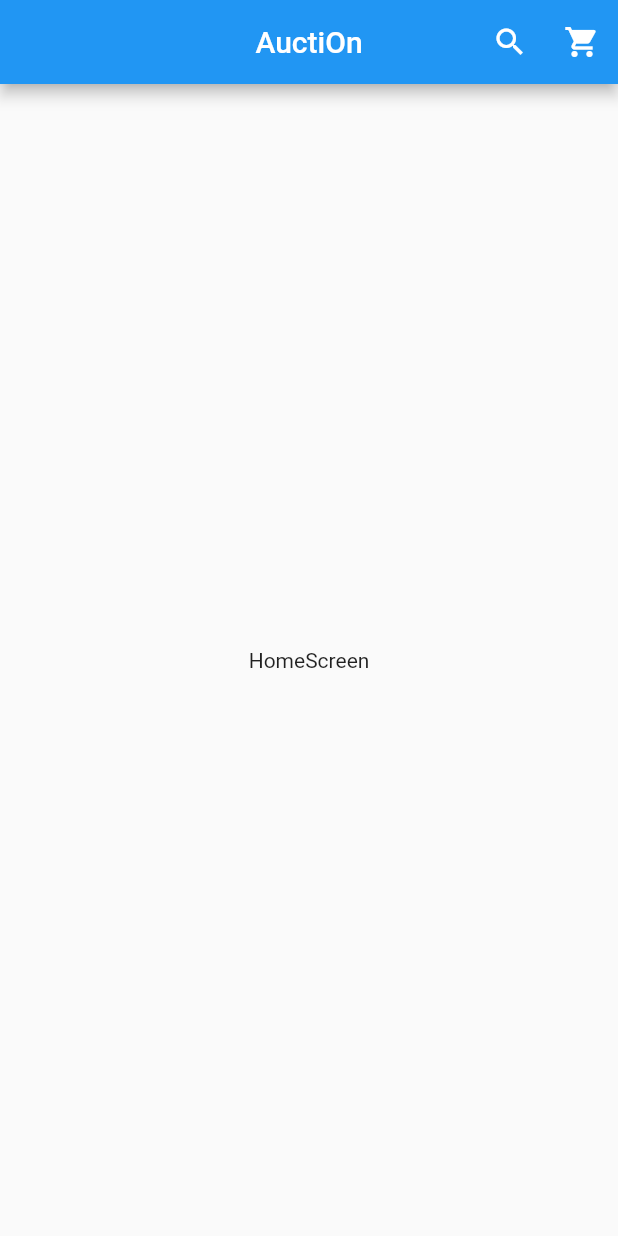
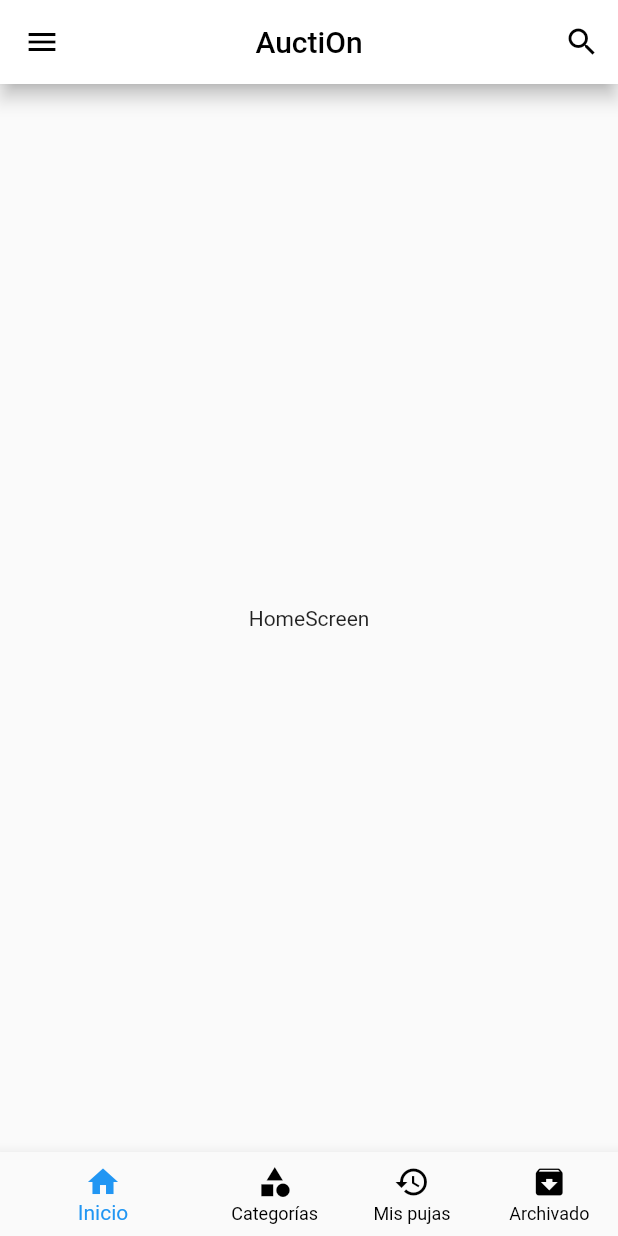
Before and after one commit to josuejx/tfg_auction, a Flutter app: the screen it shows after launch, on a phone screen of 412 x 824 dp. Run offline on Flutter 3.47's test engine with Material 2 defaults, Android fonts, the light colour scheme and no system bars; drawn by our look-alikes of flutter_advanced_drawer.

Commit message:
Pantalla principal

```diff
--- /dev/null
+++ b/lib/global.dart
@@ -0,0 +1,5 @@
+import 'package:flutter_advanced_drawer/flutter_advanced_drawer.dart';
+
+class Globals {
+  static final advancedDrawerController = AdvancedDrawerController();
+}
--- a/lib/main.dart
+++ b/lib/main.dart
@@ -16,6 +16,13 @@ class MyApp extends StatelessWidget {
       debugShowCheckedModeBanner: false,
       theme: ThemeData(
         primarySwatch: Colors.blue,
+        visualDensity: VisualDensity.adaptivePlatformDensity,
+        appBarTheme: const AppBarTheme(
+          color: Colors.white,
+          elevation: 5,
+          iconTheme: IconThemeData(color: Colors.black),
+          foregroundColor: Colors.black,
+        ),
       ),
       home: HomeScreen(),
     );
--- a/lib/screens/home_screen.dart
+++ b/lib/screens/home_screen.dart
@@ -1,15 +1,20 @@
 import 'package:flutter/material.dart';
-import 'package:tfg_auction/widgets/auction_appbar.dart';
+import 'package:tfg_auction/widgets/layout/auction_appbar.dart';
+import 'package:tfg_auction/widgets/layout/auction_drawer.dart';
+import 'package:tfg_auction/widgets/layout/bottom_bar.dart';
 
 class HomeScreen extends StatelessWidget {
   const HomeScreen({Key? key}) : super(key: key);
 
   @override
   Widget build(BuildContext context) {
-    return const Scaffold(
-      appBar: AuctiOnAppBar(),
-      body: Center(
-        child: Text('HomeScreen'),
+    return AuctiOnDrawer(
+      child: Scaffold(
+        appBar: const AuctiOnAppBar(),
+        bottomNavigationBar: AuctiOnBottomBar(),
+        body: const Center(
+          child: Text('HomeScreen'),
+        ),
       ),
     );
   }
--- a/lib/widgets/auction_appbar.dart
+++ b/lib/widgets/layout/auction_appbar.dart
@@ -1,4 +1,6 @@
 import 'package:flutter/material.dart';
+import 'package:tfg_auction/global.dart';
+import 'package:tfg_auction/widgets/layout/my_search_delegate.dart';
 
 class AuctiOnAppBar extends StatelessWidget implements PreferredSizeWidget {
   const AuctiOnAppBar({Key? key}) : super(key: key);
@@ -8,14 +10,18 @@ class AuctiOnAppBar extends StatelessWidget implements PreferredSizeWidget {
     return AppBar(
       title: const Text('AuctiOn'),
       centerTitle: true,
+      leading: IconButton(
+        onPressed: () {
+          Globals.advancedDrawerController.showDrawer();
+        },
+        icon: const Icon(Icons.menu),
+      ),
       actions: [
         IconButton(
-          onPressed: () {},
+          onPressed: () {
+            showSearch(context: context, delegate: MySearchDelegate());
+          },
           icon: const Icon(Icons.search),
-        ),
-        IconButton(
-          onPressed: () {},
-          icon: const Icon(Icons.shopping_cart),
         ),
       ],
     );
--- /dev/null
+++ b/lib/widgets/layout/auction_drawer.dart
@@ -0,0 +1,104 @@
+import 'package:flutter/material.dart';
+import 'package:flutter_advanced_drawer/flutter_advanced_drawer.dart';
+import 'package:tfg_auction/global.dart';
+
+class AuctiOnDrawer extends StatelessWidget {
+  final Widget child;
+
+  const AuctiOnDrawer({
+    Key? key,
+    required this.child,
+  }) : super(key: key);
+
+  @override
+  Widget build(BuildContext context) {
+    return AdvancedDrawer(
+      backdropColor: Colors.blue,
+      controller: Globals.advancedDrawerController,
+      animationCurve: Curves.easeInOut,
+      animationDuration: const Duration(milliseconds: 300),
+      animateChildDecoration: true,
+      rtlOpening: false,
+      // openScale: 1.0,
+      disabledGestures: false,
+      childDecoration: const BoxDecoration(
+        // NOTICE: Uncomment if you want to add shadow behind the page.
+        // Keep in mind that it may cause animation jerks.
+        boxShadow: <BoxShadow>[
+          BoxShadow(
+            color: Colors.black12,
+            blurRadius: 0.0,
+          ),
+        ],
+        borderRadius: BorderRadius.all(Radius.circular(16)),
+      ),
+      drawer: SafeArea(
+        child: Container(
+          child: ListTileTheme(
+            textColor: Colors.white,
+            iconColor: Colors.white,
+            child: Column(
+              mainAxisSize: MainAxisSize.max,
+              children: [
+                Container(
+                  width: 128.0,
+                  height: 128.0,
+                  margin: const EdgeInsets.only(
+                    top: 24.0,
+                    bottom: 64.0,
+                  ),
+                  clipBehavior: Clip.antiAlias,
+                  decoration: const BoxDecoration(
+                    color: Colors.black26,
+                    shape: BoxShape.circle,
+                  ),
+                  child: Image.network(
+                      'https://www.freeiconspng.com/thumbs/profile-icon-png/am-a-19-year-old-multimedia-artist-student-from-manila--21.png'),
+                ),
+                ListTile(
+                  onTap: () {},
+                  leading: Icon(Icons.home),
+                  title: Text('Inicio'),
+                ),
+                ListTile(
+                  onTap: () {},
+                  leading: Icon(Icons.account_circle_rounded),
+                  title: Text('Perfil'),
+                ),
+                ListTile(
+                  onTap: () {},
+                  leading: Icon(Icons.add),
+                  title: Text('Crear subasta'),
+                ),
+                ListTile(
+                  onTap: () {},
+                  leading: Icon(Icons.settings),
+                  title: Text('Settings'),
+                ),
+                Spacer(),
+                ListTile(
+                  onTap: () {},
+                  leading: Icon(Icons.logout),
+                  title: Text('Cerrar sesión'),
+                ),
+                DefaultTextStyle(
+                  style: TextStyle(
+                    fontSize: 12,
+                    color: Colors.white54,
+                  ),
+                  child: Container(
+                    margin: const EdgeInsets.symmetric(
+                      vertical: 16.0,
+                    ),
+                    child: Text('Terms of Service | Privacy Policy'),
+                  ),
+                ),
+              ],
+            ),
+          ),
+        ),
+      ),
+      child: child,
+    );
+  }
+}
--- /dev/null
+++ b/lib/widgets/layout/bottom_bar.dart
@@ -0,0 +1,44 @@
+import 'package:flutter/material.dart';
+
+class AuctiOnBottomBar extends StatefulWidget {
+  @override
+  State<AuctiOnBottomBar> createState() => _AuctiOnBottomBarState();
+}
+
+class _AuctiOnBottomBarState extends State<AuctiOnBottomBar> {
+  int _selectedIndex = 0;
+
+  @override
+  Widget build(BuildContext context) {
+    return BottomNavigationBar(
+      items: const [
+        BottomNavigationBarItem(
+          icon: Icon(Icons.home),
+          label: 'Inicio',
+        ),
+        BottomNavigationBarItem(
+          icon: Icon(Icons.category),
+          label: 'Categorías',
+        ),
+        BottomNavigationBarItem(
+          icon: Icon(Icons.history),
+          label: 'Mis pujas',
+        ),
+        BottomNavigationBarItem(
+          icon: Icon(Icons.archive),
+          label: 'Archivado',
+        ),
+      ],
+      currentIndex: _selectedIndex,
+      showUnselectedLabels: true,
+      type: BottomNavigationBarType.shifting,
+      unselectedItemColor: Colors.black,
+      selectedItemColor: Colors.blue,
+      onTap: (index) {
+        setState(() {
+          _selectedIndex = index;
+        });
+      },
+    );
+  }
+}
--- a/pubspec.yaml
+++ b/pubspec.yaml
@@ -34,6 +34,7 @@ dependencies:
   # The following adds the Cupertino Icons font to your application.
   # Use with the CupertinoIcons class for iOS style icons.
   cupertino_icons: ^1.0.2
+  flutter_advanced_drawer: ^1.3.4
 
 dev_dependencies:
   flutter_test:
```
Also changed, not shown: lib/widgets/layout/my_search_delegate.dart (added, +49 -0 lines), lib/widgets/bottom_bar.dart (deleted), pubspec.lock, 1 other file.
